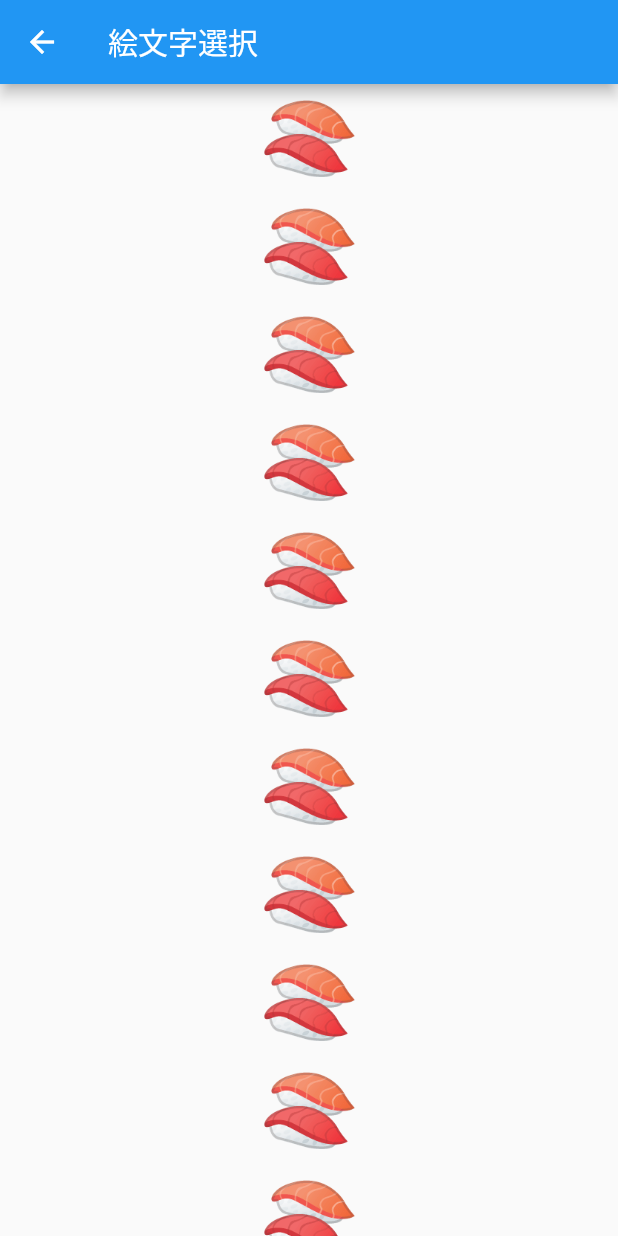
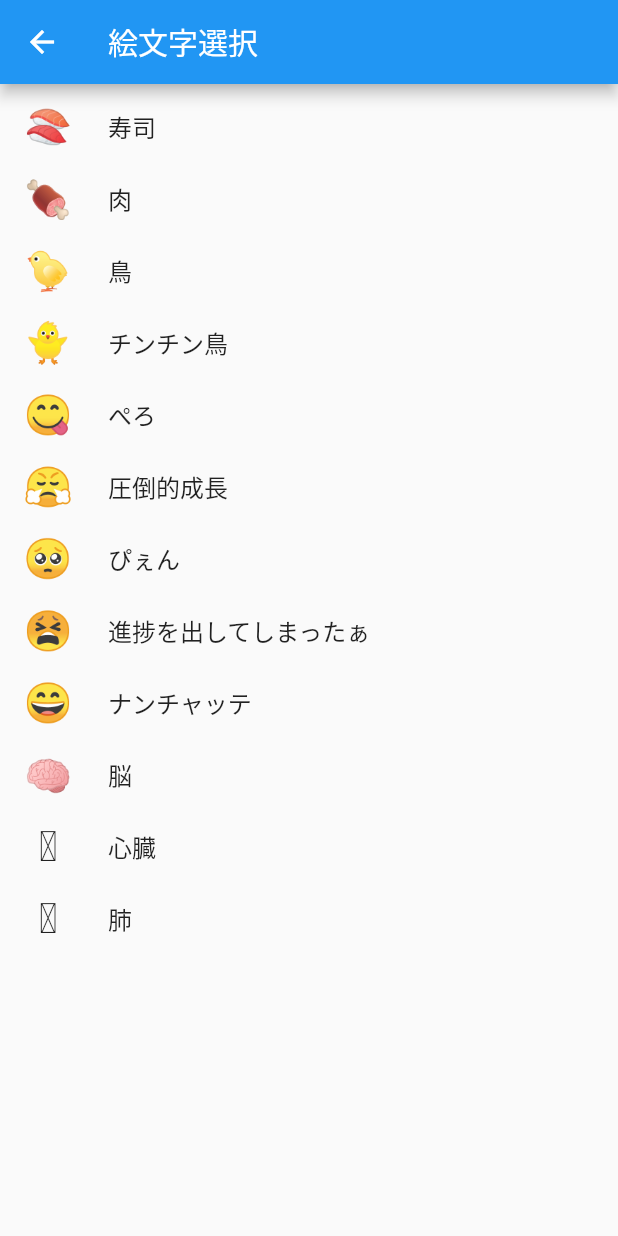
Before and after one commit to aridai/fleet_flutter, a Flutter app: the EmojiPicker screen opened directly, on a phone screen of 412 x 824 dp. Run offline on Flutter 3.47's test engine with Material 2 defaults, Android fonts, the phone set to English and light mode, and no system bars; our stand-ins replace freezed_annotation, rxdart, share_plus; missing offline and left inert: universal_html; generated files the repository leaves out were written again.

Commit message:
絵文字機能を仮実装

```diff
--- a/lib/emoji/emoji_picker.dart
+++ b/lib/emoji/emoji_picker.dart
@@ -1,31 +1,53 @@
 import 'package:fleet_flutter/emoji/native_emoji_view.dart';
 import 'package:flutter/material.dart';
 
+/// 絵文字選択UI (仮)
 class EmojiPicker extends StatelessWidget {
+  static const _emojiList = [
+    EmojiData('🍣', '寿司'),
+    EmojiData('🍖', '肉'),
+    EmojiData('🐤', '鳥'),
+    EmojiData('🐥', 'チンチン鳥'),
+    EmojiData('😋', 'ぺろ'),
+    EmojiData('😤', '圧倒的成長'),
+    EmojiData('🥺', 'ぴぇん'),
+    EmojiData('😫', '進捗を出してしまったぁ'),
+    EmojiData('😄', 'ナンチャッテ'),
+    EmojiData('🧠', '脳'),
+    EmojiData('🫀', '心臓'),
+    EmojiData('🫁', '肺'),
+  ];
+
   @override
   Widget build(BuildContext context) {
-    final emojiList = List.generate(256, (i) => '🍣');
+    return Scaffold(
+      appBar: AppBar(title: const Text('絵文字選択')),
+      body: ListView.builder(
+        itemCount: _emojiList.length,
+        itemBuilder: (context, index) {
+          final data = _emojiList[index];
 
-    return Scaffold(
-      appBar: AppBar(
-        title: const Text(
-          '絵文字選択',
-          style: TextStyle(
-            fontFamilyFallback: ['SawarabiGothic', 'NotoColorEmoji'],
-          ),
-        ),
-      ),
-      body: ListView.builder(
-        itemCount: emojiList.length,
-        itemBuilder: (context, index) => ListTile(
-          title: NativeEmojiView(
-            emoji: emojiList[index],
-            capturable: false,
-            size: 64,
-          ),
-          onTap: () {},
-        ),
+          return SizedBox(
+            height: 48,
+            child: ListTile(
+              leading: NativeEmojiView(
+                emoji: data.emoji,
+                capturable: false,
+                size: 32,
+              ),
+              title: Text(data.name),
+              onTap: () => Navigator.pop(context, data.emoji),
+            ),
+          );
+        },
       ),
     );
   }
 }
+
+class EmojiData {
+  const EmojiData(this.emoji, this.name);
+
+  final String emoji;
+  final String name;
+}
--- a/lib/fleet_canvas.dart
+++ b/lib/fleet_canvas.dart
@@ -56,7 +56,7 @@ class _FleetCanvasState extends State<FleetCanvas> {
       onScaleUpdate: _onScaleUpdate,
       onScaleEnd: _onScaleEnd,
       child: Container(
-        color: Colors.black54,
+        color: Colors.grey.withOpacity(0.5),
         child: Stack(children: children),
       ),
     );
--- a/lib/fleet_element.dart
+++ b/lib/fleet_element.dart
@@ -19,7 +19,6 @@ class FleetElement with _$FleetElement {
   /// 絵文字要素
   const factory FleetElement.emoji(
     String emoji,
-    Uint8List emojiImage,
     Offset pos,
     double scale,
     double angleInRad,
--- a/pubspec.yaml
+++ b/pubspec.yaml
@@ -27,6 +27,3 @@ flutter:
     - family: SawarabiGothic
       fonts:
         - asset: assets/SawarabiGothic-Regular.ttf
-    - family: NotoColorEmoji
-      fonts:
-        - asset: assets/NotoColorEmoji.ttf
```
Also changed, not shown: lib/emoji/emoji_store.dart (deleted, +0 -11 lines), lib/emoji/native_emoji_view.dart (+37 -26 lines), lib/fleet_element_view.dart (+8 -1 lines), lib/my_app.dart (+4 -26 lines), lib/my_page.dart (+50 -31 lines), lib/my_page_bloc.dart (+18 -2 lines), 1 other file.
